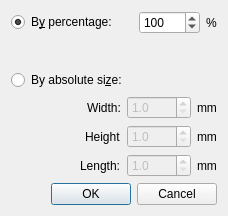
Old version of the form interface/scalewindow.ui in the repository SeriousAlexej/Ivo.
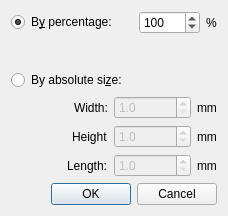
New version of the form.

```diff
--- a/interface/scalewindow.ui
+++ b/interface/scalewindow.ui
@@ -132,7 +132,7 @@
         <double>1.000000000000000</double>
        </property>
        <property name="maximum">
-        <double>2000.000000000000000</double>
+        <double>2000000.000000000000000</double>
        </property>
       </widget>
      </item>
@@ -179,7 +179,7 @@
         <double>1.000000000000000</double>
        </property>
        <property name="maximum">
-        <double>2000.000000000000000</double>
+        <double>2000000.000000000000000</double>
        </property>
       </widget>
      </item>
@@ -226,7 +226,7 @@
         <double>1.000000000000000</double>
        </property>
        <property name="maximum">
-        <double>2000.000000000000000</double>
+        <double>2000000.000000000000000</double>
        </property>
       </widget>
      </item>
```
